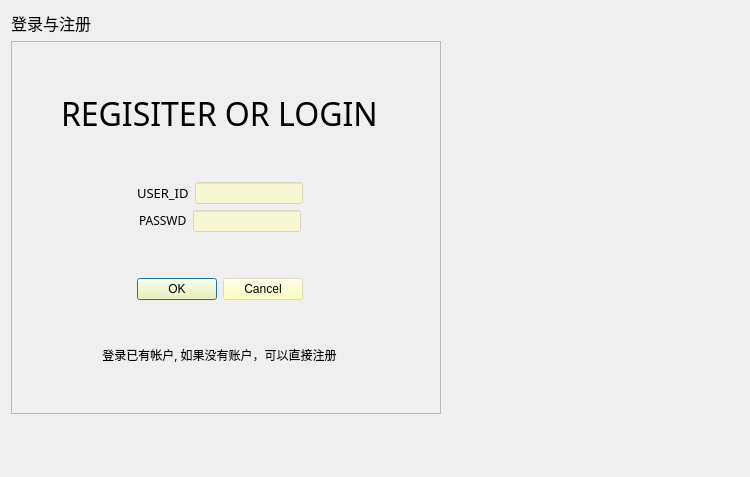
First picture: the form in REG_N_LOGIN.ui, repository val213/ValCalendar, before the edit.
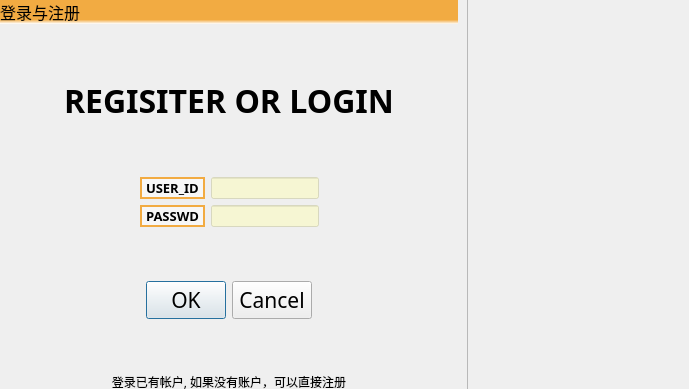
Second picture: the form after the edit. Icons and pictures are not drawn.

What changed in the file:
```diff
--- a/REG_N_LOGIN.ui
+++ b/REG_N_LOGIN.ui
@@ -6,8 +6,8 @@
    <rect>
     <x>0</x>
     <y>0</y>
-    <width>750</width>
-    <height>477</height>
+    <width>689</width>
+    <height>389</height>
    </rect>
   </property>
   <property name="windowTitle">
@@ -16,42 +16,63 @@
   <property name="styleSheet">
    <string notr="true">#reg_n_login{background-image: url(:/calendar/111.jpg);}</string>
   </property>
-  <layout class="QGridLayout" name="gridLayout_4">
-   <item row="0" column="0">
-    <layout class="QGridLayout" name="gridLayout_3">
-     <item row="1" column="0">
       <widget class="QFrame" name="frame_2">
+   <property name="geometry">
+    <rect>
+     <x>-10</x>
+     <y>-10</y>
+     <width>478</width>
+     <height>411</height>
+    </rect>
+   </property>
        <property name="frameShape">
         <enum>QFrame::StyledPanel</enum>
        </property>
        <property name="frameShadow">
         <enum>QFrame::Raised</enum>
        </property>
-       <layout class="QGridLayout" name="gridLayout_2">
+   <layout class="QGridLayout" name="gridLayout_3">
         <item row="0" column="0">
-         <layout class="QHBoxLayout" name="horizontalLayout_5">
-          <item>
            <layout class="QGridLayout" name="gridLayout">
+      <item row="3" column="0">
+       <spacer name="verticalSpacer_3">
+        <property name="orientation">
+         <enum>Qt::Vertical</enum>
+        </property>
+        <property name="sizeHint" stdset="0">
+         <size>
+          <width>20</width>
+          <height>40</height>
+         </size>
+        </property>
+       </spacer>
+      </item>
+      <item row="0" column="0">
+       <widget class="QLabel" name="label_4">
+        <property name="font">
+         <font>
+          <family>潮字社凌渡崩塌简繁-闪</family>
+          <pointsize>12</pointsize>
+         </font>
+        </property>
+        <property name="styleSheet">
+         <string notr="true">background-color: qlineargradient(spread:pad, x1:0.505682, y1:0.614, x2:0.5, y2:1, stop:0.534091 rgba(242, 171, 66, 255), stop:1 rgba(255, 255, 255, 255));</string>
+        </property>
+        <property name="text">
+         <string>登录与注册</string>
+        </property>
+       </widget>
+      </item>
             <item row="8" column="0">
-             <spacer name="verticalSpacer">
-              <property name="orientation">
-               <enum>Qt::Vertical</enum>
-              </property>
-              <property name="sizeHint" stdset="0">
-               <size>
-                <width>20</width>
-                <height>40</height>
-               </size>
-              </property>
-             </spacer>
-            </item>
-            <item row="7" column="0">
              <widget class="QLabel" name="label_5">
               <property name="font">
                <font>
                 <family>潮字社国风睿楷简繁-闪</family>
                </font>
               </property>
+        <property name="styleSheet">
+         <string notr="true"/>
+        </property>
               <property name="text">
                <string>登录已有帐户, 如果没有账户，可以直接注册</string>
               </property>
@@ -60,71 +81,7 @@
               </property>
              </widget>
             </item>
-            <item row="0" column="0">
-             <spacer name="verticalSpacer_4">
-              <property name="orientation">
-               <enum>Qt::Vertical</enum>
-              </property>
-              <property name="sizeHint" stdset="0">
-               <size>
-                <width>20</width>
-                <height>40</height>
-               </size>
-              </property>
-             </spacer>
-            </item>
             <item row="5" column="0">
-             <layout class="QHBoxLayout" name="horizontalLayout_4">
-              <item>
-               <spacer name="horizontalSpacer_3">
-                <property name="orientation">
-                 <enum>Qt::Horizontal</enum>
-                </property>
-                <property name="sizeHint" stdset="0">
-                 <size>
-                  <width>40</width>
-                  <height>20</height>
-                 </size>
-                </property>
-               </spacer>
-              </item>
-              <item>
-               <widget class="QDialogButtonBox" name="buttonBox">
-                <property name="font">
-                 <font>
-                  <family>潮字社国风睿楷简繁-闪</family>
-                 </font>
-                </property>
-                <property name="cursor">
-                 <cursorShape>ArrowCursor</cursorShape>
-                </property>
-                <property name="styleSheet">
-                 <string notr="true">background-color: rgba(255, 255, 169, 105);</string>
-                </property>
-                <property name="orientation">
-                 <enum>Qt::Horizontal</enum>
-                </property>
-                <property name="standardButtons">
-                 <set>QDialogButtonBox::Cancel|QDialogButtonBox::Ok</set>
-                </property>
-               </widget>
-              </item>
-              <item>
-               <spacer name="horizontalSpacer_4">
-                <property name="orientation">
-                 <enum>Qt::Horizontal</enum>
-                </property>
-                <property name="sizeHint" stdset="0">
-                 <size>
-                  <width>40</width>
-                  <height>20</height>
-                 </size>
-                </property>
-               </spacer>
-              </item>
-             </layout>
-            </item>
-            <item row="4" column="0">
              <spacer name="verticalSpacer_5">
               <property name="orientation">
                <enum>Qt::Vertical</enum>
@@ -137,20 +94,7 @@
               </property>
              </spacer>
             </item>
-            <item row="6" column="0">
-             <spacer name="verticalSpacer_2">
-              <property name="orientation">
-               <enum>Qt::Vertical</enum>
-              </property>
-              <property name="sizeHint" stdset="0">
-               <size>
-                <width>20</width>
-                <height>40</height>
-               </size>
-              </property>
-             </spacer>
-            </item>
-            <item row="3" column="0">
+      <item row="4" column="0">
              <layout class="QVBoxLayout" name="verticalLayout_2">
               <item>
                <layout class="QHBoxLayout" name="horizontalLayout_2">
@@ -183,12 +127,15 @@
                   </property>
                   <property name="font">
                    <font>
-                    <family>Papyrus</family>
+              <family>Rockwell Extra Bold</family>
                     <pointsize>10</pointsize>
+              <bold>true</bold>
                    </font>
                   </property>
                   <property name="styleSheet">
-                   <string notr="true">color: rgb(0, 0, 0);</string>
+             <string notr="true">
+background-color: rgb(255, 255, 255,0.5);
+border:2px solid rgb(242, 171, 66);border-radius:15px;</string>
                   </property>
                   <property name="text">
                    <string>USER_ID</string>
@@ -263,11 +210,15 @@
                   </property>
                   <property name="font">
                    <font>
-                    <family>Papyrus</family>
+              <family>Rockwell Extra Bold</family>
+              <pointsize>10</pointsize>
+              <bold>true</bold>
                    </font>
                   </property>
                   <property name="styleSheet">
-                   <string notr="true">color: rgb(0, 0, 0);</string>
+             <string notr="true">
+background-color: rgb(255, 255, 255,0.5);
+border:2px solid rgb(242, 171, 66);border-radius:15px;</string>
                   </property>
                   <property name="text">
                    <string>PASSWD</string>
@@ -313,7 +264,75 @@
               </item>
              </layout>
             </item>
-            <item row="1" column="0">
+      <item row="7" column="0">
+       <spacer name="verticalSpacer_2">
+        <property name="orientation">
+         <enum>Qt::Vertical</enum>
+        </property>
+        <property name="sizeHint" stdset="0">
+         <size>
+          <width>20</width>
+          <height>40</height>
+         </size>
+        </property>
+       </spacer>
+      </item>
+      <item row="6" column="0">
+       <layout class="QHBoxLayout" name="horizontalLayout_4">
+        <item>
+         <spacer name="horizontalSpacer_3">
+          <property name="orientation">
+           <enum>Qt::Horizontal</enum>
+          </property>
+          <property name="sizeHint" stdset="0">
+           <size>
+            <width>40</width>
+            <height>20</height>
+           </size>
+          </property>
+         </spacer>
+        </item>
+        <item>
+         <widget class="QDialogButtonBox" name="buttonBox">
+          <property name="font">
+           <font>
+            <family>潮字社国风睿楷简繁-闪</family>
+            <pointsize>16</pointsize>
+            <italic>false</italic>
+            <bold>false</bold>
+           </font>
+          </property>
+          <property name="cursor">
+           <cursorShape>ArrowCursor</cursorShape>
+          </property>
+          <property name="styleSheet">
+           <string notr="true">font: 9pt &quot;潮字社国风睿楷简繁-闪&quot;;
+font: 16pt &quot;潮字社国风睿楷简繁-闪&quot;;</string>
+          </property>
+          <property name="orientation">
+           <enum>Qt::Horizontal</enum>
+          </property>
+          <property name="standardButtons">
+           <set>QDialogButtonBox::Cancel|QDialogButtonBox::Ok</set>
+          </property>
+         </widget>
+        </item>
+        <item>
+         <spacer name="horizontalSpacer_4">
+          <property name="orientation">
+           <enum>Qt::Horizontal</enum>
+          </property>
+          <property name="sizeHint" stdset="0">
+           <size>
+            <width>40</width>
+            <height>20</height>
+           </size>
+          </property>
+         </spacer>
+        </item>
+       </layout>
+      </item>
+      <item row="2" column="0">
              <layout class="QHBoxLayout" name="horizontalLayout_3">
               <item>
                <spacer name="horizontalSpacer">
@@ -330,10 +349,18 @@
               </item>
               <item>
                <widget class="QLabel" name="label_3">
+          <property name="sizePolicy">
+           <sizepolicy hsizetype="Preferred" vsizetype="Preferred">
+            <horstretch>0</horstretch>
+            <verstretch>0</verstretch>
+           </sizepolicy>
+          </property>
                 <property name="font">
                  <font>
-                  <family>Papyrus</family>
+            <family>Rockwell Extra Bold</family>
                   <pointsize>24</pointsize>
+            <italic>false</italic>
+            <bold>true</bold>
                  </font>
                 </property>
                 <property name="styleSheet">
@@ -362,8 +389,8 @@
               </item>
              </layout>
             </item>
-            <item row="2" column="0">
-             <spacer name="verticalSpacer_3">
+      <item row="1" column="0">
+       <spacer name="verticalSpacer_4">
               <property name="orientation">
                <enum>Qt::Vertical</enum>
               </property>
@@ -377,19 +404,16 @@
             </item>
            </layout>
           </item>
-          <item>
+   </layout>
+  </widget>
            <widget class="QLabel" name="label_6">
-            <property name="sizePolicy">
-             <sizepolicy hsizetype="Fixed" vsizetype="Fixed">
-              <horstretch>0</horstretch>
-              <verstretch>0</verstretch>
-             </sizepolicy>
-            </property>
-            <property name="maximumSize">
-             <size>
-              <width>250</width>
-              <height>400</height>
-             </size>
+   <property name="geometry">
+    <rect>
+     <x>450</x>
+     <y>0</y>
+     <width>241</width>
+     <height>391</height>
+    </rect>
             </property>
             <property name="text">
              <string/>
@@ -401,57 +425,6 @@
              <bool>true</bool>
             </property>
            </widget>
-          </item>
-         </layout>
-        </item>
-       </layout>
-      </widget>
-     </item>
-     <item row="2" column="0">
-      <spacer name="verticalSpacer_6">
-       <property name="orientation">
-        <enum>Qt::Vertical</enum>
-       </property>
-       <property name="sizeHint" stdset="0">
-        <size>
-         <width>20</width>
-         <height>40</height>
-        </size>
-       </property>
-      </spacer>
-     </item>
-     <item row="1" column="1">
-      <spacer name="horizontalSpacer_9">
-       <property name="orientation">
-        <enum>Qt::Horizontal</enum>
-       </property>
-       <property name="sizeHint" stdset="0">
-        <size>
-         <width>40</width>
-         <height>20</height>
-        </size>
-       </property>
-      </spacer>
-     </item>
-     <item row="0" column="0">
-      <widget class="QLabel" name="label_4">
-       <property name="font">
-        <font>
-         <family>潮字社凌渡崩塌简繁-闪</family>
-         <pointsize>12</pointsize>
-        </font>
-       </property>
-       <property name="styleSheet">
-        <string notr="true"/>
-       </property>
-       <property name="text">
-        <string>登录与注册</string>
-       </property>
-      </widget>
-     </item>
-    </layout>
-   </item>
-  </layout>
  </widget>
  <resources>
   <include location="calendar.qrc"/>
```
Left out of the diff: 5 changed lines with no effect on the pictures. Lines whose indentation alone changed are shown as unchanged.
